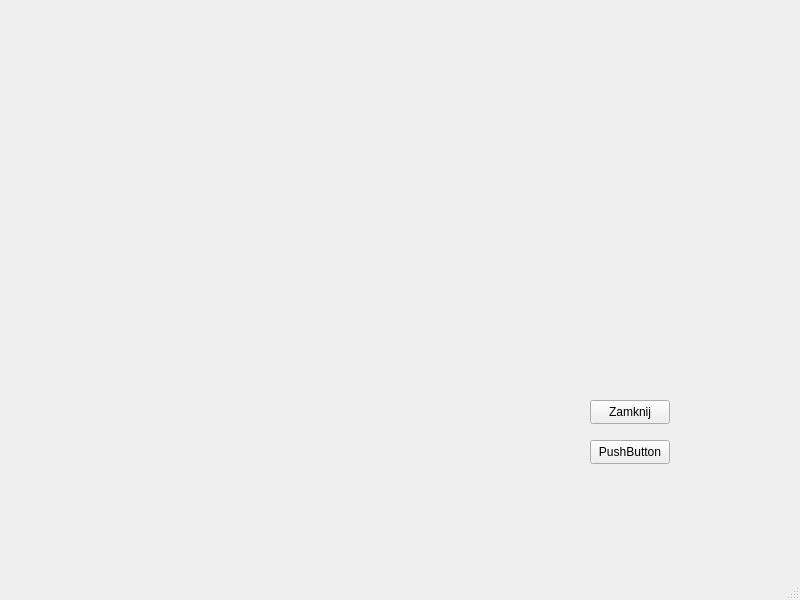
ElNano14/EEEE, file gite/mainwindow.ui: the form before one commit.
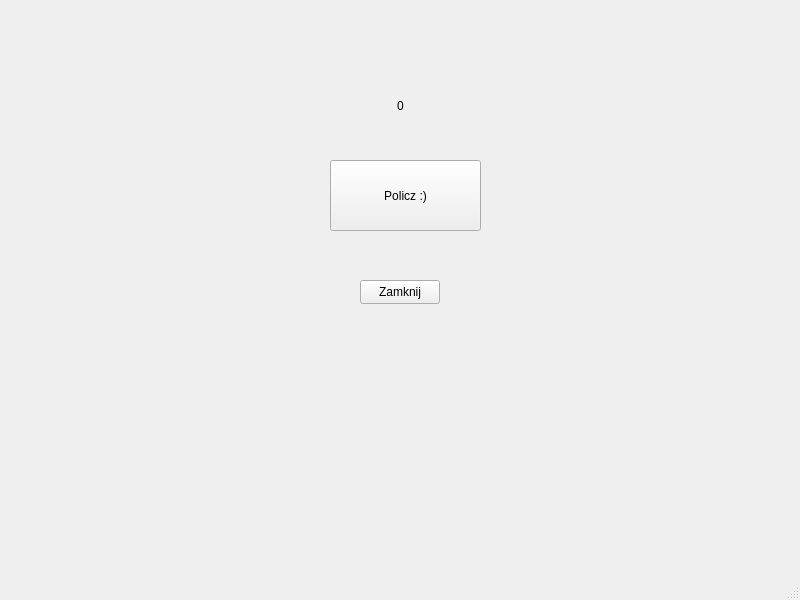
The form after the commit.

Diff of the .ui file:
```diff
--- a/gite/mainwindow.ui
+++ b/gite/mainwindow.ui
@@ -17,8 +17,8 @@
    <widget class="QPushButton" name="pushButton">
     <property name="geometry">
      <rect>
-      <x>590</x>
-      <y>400</y>
+      <x>360</x>
+      <y>280</y>
       <width>80</width>
       <height>24</height>
      </rect>
@@ -30,14 +30,30 @@
    <widget class="QPushButton" name="pushButton_2">
     <property name="geometry">
      <rect>
-      <x>590</x>
-      <y>440</y>
-      <width>80</width>
-      <height>24</height>
+      <x>330</x>
+      <y>160</y>
+      <width>151</width>
+      <height>71</height>
      </rect>
     </property>
     <property name="text">
-     <string>PushButton</string>
+     <string>Policz :)</string>
+    </property>
+   </widget>
+   <widget class="QLabel" name="label">
+    <property name="geometry">
+     <rect>
+      <x>280</x>
+      <y>80</y>
+      <width>241</width>
+      <height>51</height>
+     </rect>
+    </property>
+    <property name="text">
+     <string>0</string>
+    </property>
+    <property name="alignment">
+     <set>Qt::AlignCenter</set>
     </property>
    </widget>
   </widget>
```
